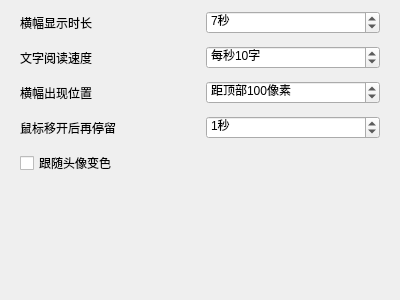
iwxyi/CatlikeQQ, file widgets/settings/bannerwidget.ui: the form before one commit.
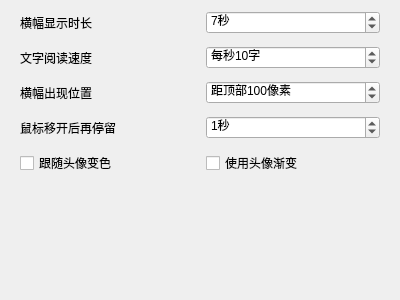
The form after the commit.

Commit message: 添加线性渐变

Patch:
```diff
--- a/widgets/settings/bannerwidget.ui
+++ b/widgets/settings/bannerwidget.ui
@@ -161,6 +161,13 @@
        </property>
       </widget>
      </item>
+     <item row="4" column="1">
+      <widget class="QCheckBox" name="useHeaderGradientCheck">
+       <property name="text">
+        <string>使用头像渐变</string>
+       </property>
+      </widget>
+     </item>
     </layout>
    </item>
    <item>
```
Left out of the diff: 3 changed lines with no effect on the pictures. The commit also changes 9 other files.
